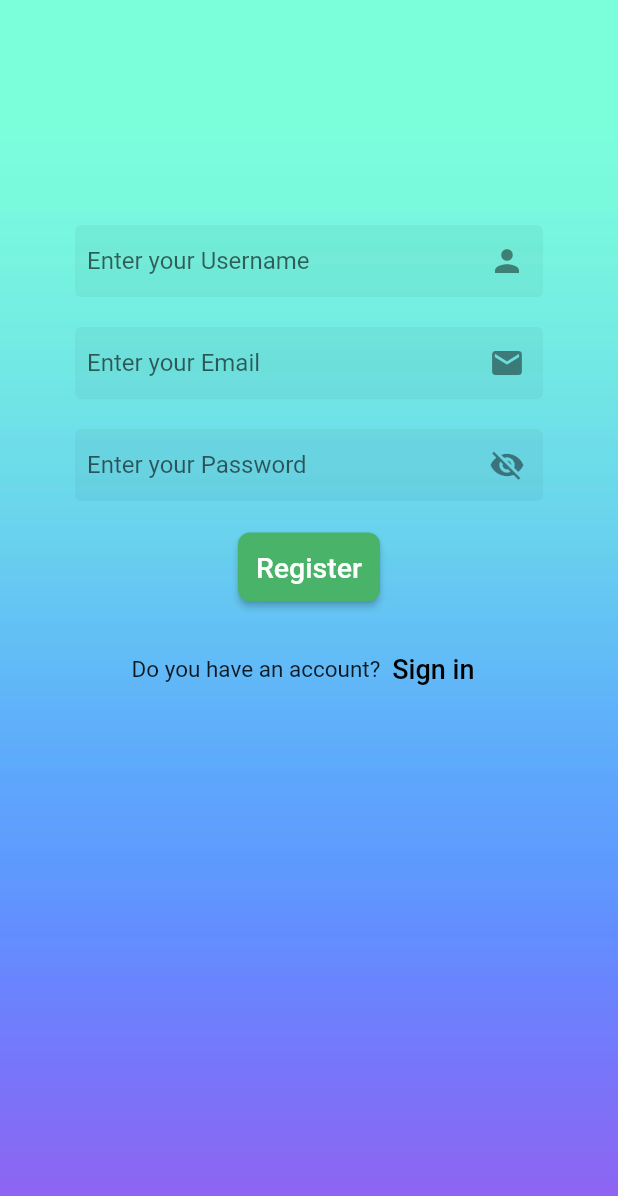
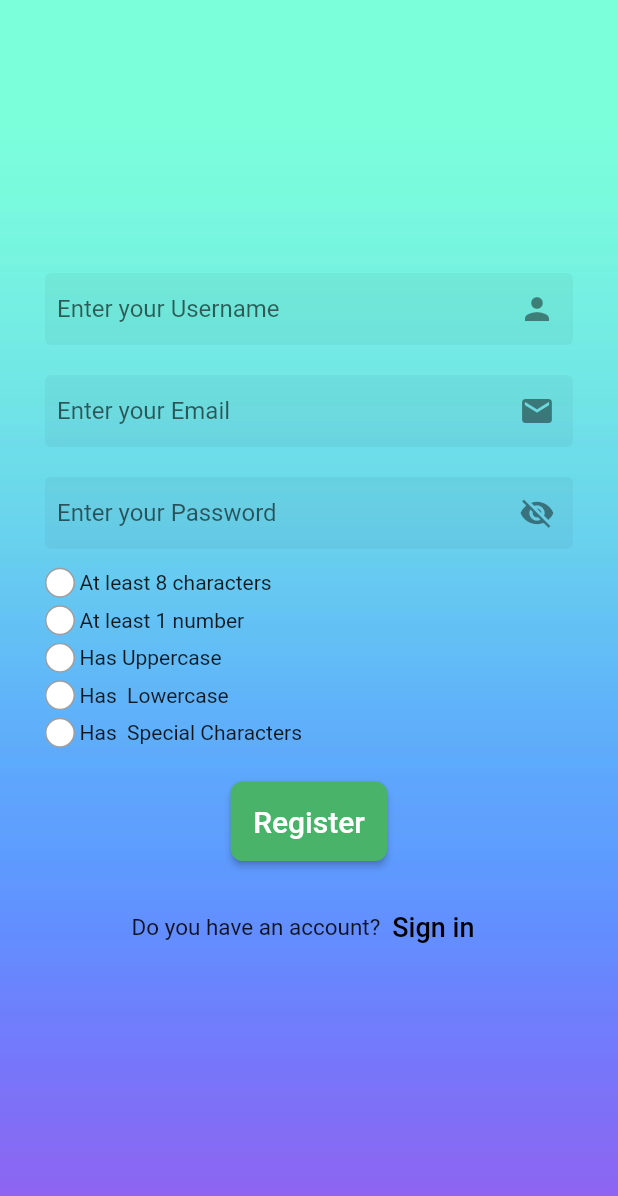
Before and after one commit to MasadMJ/flutter_project_market, a Flutter app: the screen it shows after launch, after a tap on "Register", after a tap on "Sign in", after a tap on "Sign up", on a phone screen of 412 x 824 dp. Shown: the top 1196 px of the screen. Run offline on Flutter 3.47's test engine with Material 2 defaults, Android fonts, the phone set to English and light mode, and no system bars; our stand-ins replace cloud_firestore, email_validator, firebase_auth, firebase_core; accounts and stored records are empty; network calls fail.

Commit message:
password check for register page

```diff
--- a/lib/screens/home.dart
+++ b/lib/screens/home.dart
@@ -2,11 +2,11 @@ import 'package:firebase_auth/firebase_auth.dart';
 import 'package:flutter/material.dart';
 
 
-import '../shared/IteamCard.dart';
+import '../shared/iteam_card.dart';
 import '../shared/appbar.dart';
 import '../shared/colors.dart';
 import '../shared/firebase.dart';
-import '../shared/iteamsList.dart';
+import '../shared/iteams_list.dart';
 import 'checkout.dart';
 import 'details_screen.dart';
 
--- a/lib/screens/login.dart
+++ b/lib/screens/login.dart
@@ -1,7 +1,7 @@
 import 'dart:io';
 
 import 'package:flutter/material.dart';
-
+import 'package:email_validator/email_validator.dart';
 import '../shared/colors.dart';
 import '../shared/constant.dart';
 import '../shared/firebase.dart';
@@ -32,15 +32,24 @@ class _LoginState extends State<Login> {
     return Scaffold(
       body: Container(
         decoration: const BoxDecoration(
-         // color: Color.fromARGB(0, 255, 255, 255),
-         image: DecorationImage(image: AssetImage("lib/assets/img/main_background.jpg"),fit: BoxFit.cover),
+          // color: Color.fromARGB(0, 255, 255, 255),
+          image: DecorationImage(
+              image: AssetImage("lib/assets/img/main_background.jpg"),
+              fit: BoxFit.cover),
         ),
         child: Padding(
           padding: const EdgeInsets.all(33.0),
           child: Column(
             mainAxisAlignment: MainAxisAlignment.center,
             children: [
-              TextField(
+              TextFormField(
+                  validator: (value) {
+                    return value != null && !EmailValidator.validate(value)
+                        ? "Enter a valid email"
+                        : null;
+                  },
+                  autovalidateMode: AutovalidateMode.onUserInteraction,
+                  textInputAction: TextInputAction.next,
                   obscureText: false,
                   keyboardType: TextInputType.emailAddress,
                   controller: emaillController,
@@ -51,9 +60,10 @@ class _LoginState extends State<Login> {
                 height: 20,
               ),
               TextField(
-                      obscureText: showPassword ? false : true,
+                  obscureText: showPassword ? false : true,
                   controller: passwordController,
                   keyboardType: TextInputType.text,
+                  textInputAction: TextInputAction.done,
                   decoration: decorationTextFiled.copyWith(
                       suffixIcon: IconButton(
                           onPressed: () {
--- a/lib/screens/register.dart
+++ b/lib/screens/register.dart
@@ -1,5 +1,7 @@
-import 'package:email_validator/email_validator.dart';
+// ignore_for_file: prefer_const_constructors
+
 import 'package:flutter/material.dart';
+import '../shared/checks.dart';
 import '../shared/colors.dart';
 import '../shared/constant.dart';
 import '../shared/firebase.dart';
@@ -17,13 +19,36 @@ class _RegisterState extends State<Register> {
   final _formKey = GlobalKey<FormState>();
   final emaillController = TextEditingController();
   final passwordController = TextEditingController();
+
+  bool uppercase = false;
+  bool digits = false;
+  bool lowercase = false;
+  bool min8Characters = false;
+  bool specialCharacters = false;
   bool isLoadding = false;
   bool showPassword = false;
+  bool passedPasswordCHECK = false;
+
   @override
   void dispose() {
     emaillController.dispose();
     passwordController.dispose();
     super.dispose();
+  }
+
+  passCheckInTime(String password) {
+    setState(() {
+      uppercase = hasUppercase(password);
+      digits = hasDigits(password);
+      lowercase = hasLowercase(password);
+      min8Characters = hasMin8Characters(password);
+      specialCharacters = hasSpecialCharacters(password);
+      passedPasswordCHECK = specialCharacters &&
+          lowercase &&
+          uppercase &&
+          digits &&
+          min8Characters;
+    });
   }
 
   @override
@@ -37,17 +62,18 @@ class _RegisterState extends State<Register> {
               image: AssetImage("lib/assets/img/main_background.jpg"),
               fit: BoxFit.cover),
         ),
+        child: Center(
           child: Padding(
-          padding: const EdgeInsets.symmetric(horizontal: 50, vertical: 150),
+            padding: const EdgeInsets.symmetric(horizontal: 30),
             child: SingleChildScrollView(
               child: Form(
                 key: _formKey,
                 child: Column(
-                mainAxisAlignment: MainAxisAlignment.center,
                   children: [
                     TextFormField(
                         obscureText: false,
                         keyboardType: TextInputType.text,
+                        textInputAction: TextInputAction.next,
                         decoration: decorationTextFiled.copyWith(
                             suffixIcon: const Icon(Icons.person),
                             hintText: "Enter your Username")),
@@ -56,7 +82,7 @@ class _RegisterState extends State<Register> {
                     ),
                     TextFormField(
                         validator: (value) {
-                        return value != null && !EmailValidator.validate(value)
+                          return value != null && !emailVaild(value)
                               ? "Enter a valid email"
                               : null;
                         },
@@ -64,6 +90,7 @@ class _RegisterState extends State<Register> {
                         obscureText: false,
                         keyboardType: TextInputType.emailAddress,
                         controller: emaillController,
+                        textInputAction: TextInputAction.next,
                         decoration: decorationTextFiled.copyWith(
                             suffixIcon: const Icon(Icons.email),
                             hintText: "Enter your Email")),
@@ -71,14 +98,12 @@ class _RegisterState extends State<Register> {
                       height: 20,
                     ),
                     TextFormField(
-                      validator: (value) {
-                        return value!.length < 8
-                            ? "Password less 8 charcters"
-                            : null;
+                        onChanged: (value) {
+                          passCheckInTime(value);
                         },
-                      autovalidateMode: AutovalidateMode.onUserInteraction,
                         obscureText: showPassword ? false : true,
                         keyboardType: TextInputType.text,
+                        textInputAction: TextInputAction.done,
                         controller: passwordController,
                         decoration: decorationTextFiled.copyWith(
                             suffixIcon: IconButton(
@@ -88,31 +113,57 @@ class _RegisterState extends State<Register> {
                                   });
                                 },
                                 icon: showPassword
-                                  ? const Icon(Icons.visibility)
+                                    ? const Icon(
+                                        Icons.visibility,
+                                        color: Colors.white,
+                                      )
                                     : const Icon(Icons.visibility_off)),
                             hintText: "Enter your Password")),
-                  const SizedBox(
+                    SizedBox(
+                      height: 10,
+                    ),
+                    SizedBox(
+                      height: 25,
+                      child: checkWidgetPassword(
+                          min8Characters, "At least 8 characters"),
+                    ),
+                    SizedBox(
+                      height: 25,
+                      child: checkWidgetPassword(digits, "At least 1 number"),
+                    ),
+                    SizedBox(
+                      height: 25,
+                      child: checkWidgetPassword(uppercase, "Has Uppercase"),
+                    ),
+                    SizedBox(
+                      height: 25,
+                      child: checkWidgetPassword(lowercase, "Has  Lowercase"),
+                    ),
+                    SizedBox(
+                      height: 25,
+                      child: checkWidgetPassword(
+                          specialCharacters, "Has  Special Characters"),
+                    ),
+                    SizedBox(
                       height: 20,
                     ),
                     ElevatedButton(
                       onPressed: () async {
-                      if (_formKey.currentState!.validate()) {
+                        if (_formKey.currentState!.validate() &&
+                            passedPasswordCHECK) {
                           setState(() {
                             isLoadding = !isLoadding;
                           });
-                        await registerToFireBase(context, emaillController.text,
-                            passwordController.text);
+                          await registerToFireBase(context,
+                              emaillController.text, passwordController.text);
                         } else {
                           showSnackBar(context, "Error in deatils");
                         }
-                      setState(() {
-                        isLoadding = !isLoadding;
-                      });
                       },
                       style: ButtonStyle(
                         backgroundColor: MaterialStateProperty.all(bTNgreen),
                         padding:
-                          MaterialStateProperty.all(const EdgeInsets.all(12)),
+                            MaterialStateProperty.all(const EdgeInsets.all(15)),
                         shape: MaterialStateProperty.all(RoundedRectangleBorder(
                             borderRadius: BorderRadius.circular(8))),
                       ),
@@ -120,7 +171,7 @@ class _RegisterState extends State<Register> {
                           ? const CircularProgressIndicator(color: Colors.white)
                           : const Text(
                               "Register",
-                            style: TextStyle(fontSize: 19),
+                              style: TextStyle(fontSize: 20),
                             ),
                     ),
                     const SizedBox(
@@ -139,7 +190,8 @@ class _RegisterState extends State<Register> {
                                   builder: (context) => const Login()));
                         },
                         child: const Text('Sign in',
-                          style: TextStyle(color: Colors.black, fontSize: 18)),
+                            style:
+                                TextStyle(color: Colors.black, fontSize: 18)),
                       ),
                     ])
                   ],
@@ -148,6 +200,7 @@ class _RegisterState extends State<Register> {
             ),
           ),
         ),
+      ),
     );
   }
 }
--- /dev/null
+++ b/lib/shared/checks.dart
@@ -0,0 +1,52 @@
+import 'package:flutter/material.dart';
+
+Widget checkWidgetPassword(bool checked, String text) {
+  return Row(
+    children: [
+      Container(
+        height: 20,
+        width: 20,
+        decoration: BoxDecoration(
+            color: checked ? Colors.green : Colors.white,
+            border: Border.all(
+              color: Colors.grey,
+            ),
+            shape: BoxShape.circle),
+        child: const Icon(
+          Icons.check,
+          size: 15,
+          color: Colors.white,
+        ),
+      ),
+      const SizedBox(
+        width: 3,
+      ),
+      Text(text)
+    ],
+  );
+}
+
+bool emailVaild(String email) {
+  return email.contains(RegExp(
+      r"^[a-zA-Z0-9.a-zA-Z0-9.!#$%&'*+-/=?^_`{|}~]+@[a-zA-Z0-9]+\.[a-zA-Z]+"));
+}
+
+bool hasUppercase(String password) {
+  return password.contains(RegExp(r'[A-Z]'));
+}
+
+bool hasDigits(String password) {
+  return password.contains(RegExp(r'[0-9]'));
+}
+
+bool hasLowercase(String password) {
+  return password.contains(RegExp(r'[a-z]'));
+}
+
+bool hasSpecialCharacters(String password) {
+  return password.contains(RegExp(r'[!@#$%^&*(),.?":{}|<>]'));
+}
+
+bool hasMin8Characters(String password) {
+  return password.contains(RegExp(r'.{8,}'));
+}
--- a/lib/shared/constant.dart
+++ b/lib/shared/constant.dart
@@ -14,11 +14,3 @@ const decorationTextFiled = InputDecoration(
   filled: true,
   contentPadding: EdgeInsets.all(8),
 );
-
-
-
- var  buttonStyle = ButtonStyle(
-     backgroundColor: MaterialStateProperty.all(Colors.orange),
-     padding: MaterialStateProperty.all(const EdgeInsets.all(12)),
-     shape: MaterialStateProperty.all(RoundedRectangleBorder(borderRadius: BorderRadius.circular(8))),
-  );
--- a/lib/shared/firebase.dart
+++ b/lib/shared/firebase.dart
@@ -5,6 +5,7 @@ import 'package:flutter_project_market/screens/home.dart';
 import '../screens/login.dart';
 import 'snackbar.dart';
 
+String myerror = "keychain-error";
 registerToFireBase(context, emailAddress, password) async {
   try {
     await FirebaseAuth.instance.createUserWithEmailAndPassword(
@@ -16,12 +17,17 @@ registerToFireBase(context, emailAddress, password) async {
         context, MaterialPageRoute(builder: (context) => const Login()));
   } on FirebaseAuthException catch (e) {
     late String error;
+    if (e.code == myerror) {
+      Navigator.pushReplacement(
+          context, MaterialPageRoute(builder: (context) => const Login()));
+    }
     if (e.code == 'weak-password') {
       error = 'The password provided is too weak.';
     } else if (e.code == 'email-already-in-use') {
       error = 'The account already exists for that email.';
     } else {
       error = "Unknown Error ${e.code}";
+      print("${e.code}");
     }
     showSnackBar(context, error);
   }
@@ -35,6 +41,11 @@ loginWithFireBase(context, emailAddress, password) async {
         context, MaterialPageRoute(builder: (context) => const HomePage()));
   } on FirebaseAuthException catch (e) {
     late String error;
+       if(e.code == myerror){
+          Navigator.pushReplacement(
+        context, MaterialPageRoute(builder: (context) => const HomePage()));
+
+    }
     if (e.code == 'user-not-found') {
       error = ('No user found for that email.');
     } else if (e.code == 'wrong-password') {
```
Also changed, not shown: pubspec.yaml (+5 -4 lines), lib/shared/iteam_card.dart (renamed from lib/shared/IteamCard.dart), lib/shared/iteams_list.dart (renamed from lib/shared/iteamsList.dart), 4 other files. Lines whose indentation alone changed are shown as unchanged.
